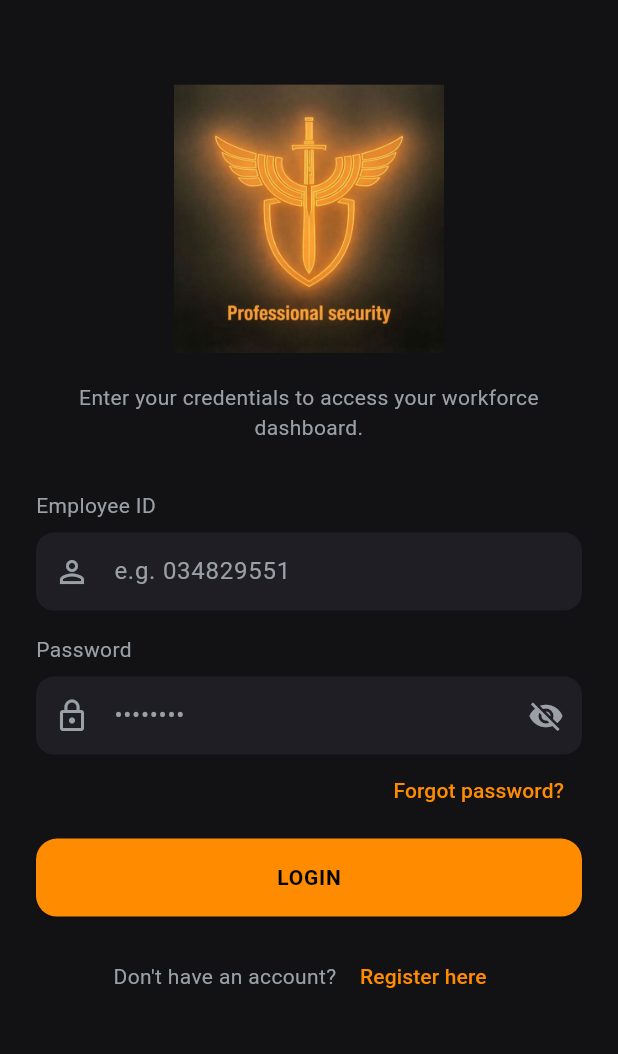
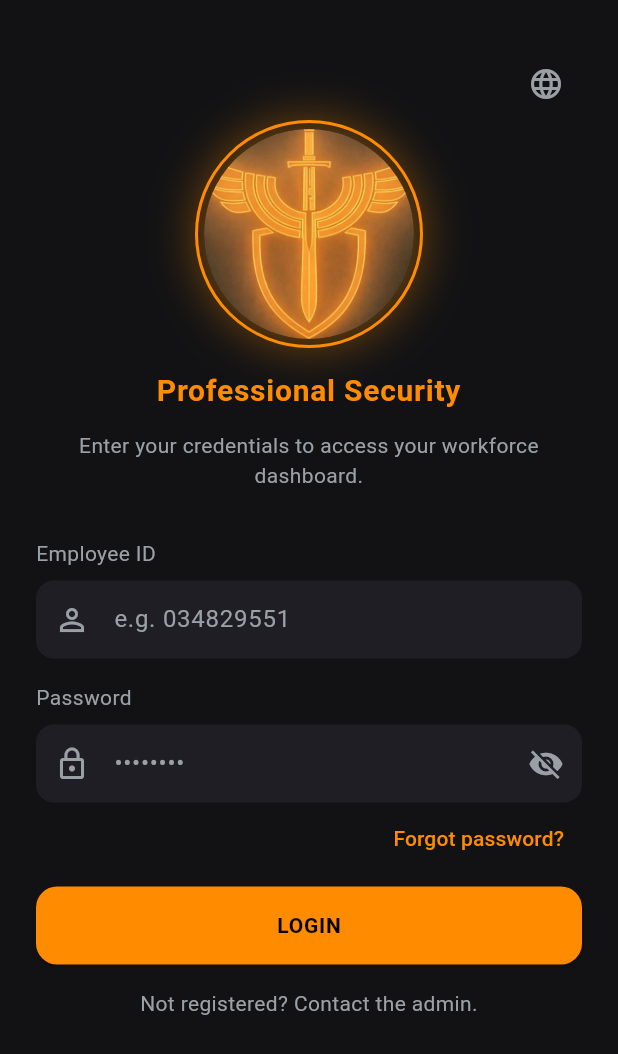
Before and after one commit to talaamm/Professional-security, a Flutter app: the screen it shows after launch, on a phone screen of 412 x 824 dp. Shown: the top 1054 px of the screen. Run offline on Flutter 3.47's test engine with Material 3 defaults, Android fonts, the phone set to English and light mode, and no system bars; our stand-ins replace geolocator, pdf, printing, shared_preferences, supabase_flutter; accounts and stored records are empty; statements that could not run were skipped.

Commit message:
removed register and gave admins the ability to add employees

```diff
--- a/professional_security_app/assets/lang/en.json
+++ b/professional_security_app/assets/lang/en.json
@@ -34,25 +34,14 @@
   "login_password_label": "Password",
   "login_forgot_password": "Forgot password?",
   "login_button": "LOGIN",
-  "login_no_account": "Don't have an account? ",
-  "login_register_here": "Register here",
+  "login_not_registered": "Not registered? Contact the admin.",
 
-  "register_title": "Employee Registration",
-  "register_heading": "Secure Registration",
-  "register_subtitle": "Register your employee account to access the workforce system.",
-  "register_warning": "Ensure all data is accurate. Contact an administrator if you need to correct your name or Employee ID later.",
   "register_first_name": "First Name",
   "register_last_name": "Last Name",
   "register_required": "Required",
   "register_employee_id_label": "Employee ID Number",
   "register_employee_id_hint": "e.g. 034829551",
-  "register_password_label": "Password",
-  "register_confirm_password_label": "Confirm Password",
   "register_confirm_password_required": "Please confirm your password",
-  "register_button": "Register Account",
-  "register_have_account": "Already have an account? ",
-  "register_login_here": "Login here",
-  "register_success_snackbar": "Account created. Please log in.",
 
   "forgot_password_title": "Account Recovery",
   "forgot_password_heading": "Reset Password",
@@ -169,6 +158,7 @@
   "unverified_reason_end": "End location did not match the start workplace",
 
   "admin_employees_title": "Employees",
+  "admin_employees_register_button": "Register New Employee",
   "admin_employees_search_hint": "Search by name or employee ID",
   "admin_employees_search_prompt": "Search for an employee to see their details.",
   "admin_employees_no_matches": "No matching employees.",
@@ -184,6 +174,13 @@
   "admin_employees_administrators_section": "Administrators",
   "admin_employees_no_admins": "No administrator accounts.",
   "admin_employees_could_not_load_admins": "Could not load administrators.",
+
+  "admin_register_employee_title": "Register New Employee",
+  "admin_register_employee_heading": "New Employee",
+  "admin_register_employee_subtitle": "Create an account for a new employee.",
+  "admin_register_employee_note": "A default password of 123456 will be set. The employee can change it after logging in.",
+  "admin_register_employee_button": "Register Employee",
+  "admin_register_employee_success": "Employee registered. Default password: 123456",
 
   "admin_detail_activate": "ACTIVATE ACCOUNT",
   "admin_detail_deactivate": "DEACTIVATE ACCOUNT",
--- a/professional_security_app/assets/lang/he.json
+++ b/professional_security_app/assets/lang/he.json
@@ -34,24 +34,14 @@
   "login_password_label": "סיסמה",
   "login_forgot_password": "שכחת סיסמה?",
   "login_button": "התחברות",
-  "login_no_account": "אין לך חשבון? ",
-  "login_register_here": "הירשם כאן",
+  "login_not_registered": "לא רשום? פנה למנהל המערכת.",
 
-  "register_title": "רישום עובד",
-  "register_heading": "רישום מאובטח",
-  "register_subtitle": "הרשם עם חשבון העובד שלך כדי לגשת למערכת.",
-  "register_warning": "ודא שכל הפרטים מדויקים. פנה למנהל מערכת אם תצטרך לתקן את שמך או מספר העובד שלך בהמשך.",
   "register_first_name": "שם פרטי",
   "register_last_name": "שם משפחה",
   "register_required": "שדה חובה",
   "register_employee_id_label": "מספר עובד",
   "register_employee_id_hint": "לדוגמה: 034829551",
-  "register_password_label": "סיסמה",
-  "register_confirm_password_label": "אימות סיסמה",
   "register_confirm_password_required": "יש לאמת את הסיסמה",
-  "register_button": "רישום חשבון",
-  "register_have_account": "כבר יש לך חשבון? ",
-  "register_login_here": "התחבר כאן",
   "register_success_snackbar": "החשבון נוצר. אנא התחבר.",
 
   "forgot_password_title": "שחזור חשבון",
@@ -169,6 +159,7 @@
   "unverified_reason_end": "מיקום הסיום אינו תואם למקום העבודה שבו החלה המשמרת",
 
   "admin_employees_title": "עובדים",
+  "admin_employees_register_button": "רישום עובד חדש",
   "admin_employees_search_hint": "חפש לפי שם או מספר עובד",
   "admin_employees_search_prompt": "חפש עובד כדי לראות את פרטיו.",
   "admin_employees_no_matches": "לא נמצאו עובדים מתאימים.",
@@ -184,6 +175,13 @@
   "admin_employees_administrators_section": "מנהלי מערכת",
   "admin_employees_no_admins": "אין חשבונות מנהלים.",
   "admin_employees_could_not_load_admins": "לא ניתן היה לטעון את המנהלים.",
+
+  "admin_register_employee_title": "רישום עובד חדש",
+  "admin_register_employee_heading": "עובד חדש",
+  "admin_register_employee_subtitle": "יצירת חשבון לעובד חדש.",
+  "admin_register_employee_note": "תוגדר סיסמת ברירת מחדל 123456. העובד יוכל לשנות אותה לאחר ההתחברות.",
+  "admin_register_employee_button": "רישום עובד",
+  "admin_register_employee_success": "העובד נרשם. סיסמת ברירת המחדל: 123456",
 
   "admin_detail_activate": "הפעלת חשבון",
   "admin_detail_deactivate": "השבתת חשבון",
--- a/professional_security_app/lib/main.dart
+++ b/professional_security_app/lib/main.dart
@@ -37,7 +37,10 @@ class MyApp extends StatelessWidget {
             textDirection: language.isRtl ? TextDirection.rtl : TextDirection.ltr,
             child: child!,
           ),
-          home: const AuthGate(),
+          // Not const: AuthGate must rebuild (along with every screen below
+          // it) when the language changes, or translated text stays frozen
+          // even though Directionality above still flips instantly.
+          home: AuthGate(),
         );
       },
     );
--- a/professional_security_app/lib/screens/login_screen.dart
+++ b/professional_security_app/lib/screens/login_screen.dart
@@ -5,8 +5,8 @@ import '../config/theme.dart';
 import '../services/app_strings.dart';
 import '../services/auth_service.dart';
 import '../widgets/error_banner.dart';
+import '../widgets/language_picker.dart';
 import 'forgot_password_screen.dart';
-import 'register_screen.dart';
 
 class LoginScreen extends StatefulWidget {
   final String? errorMessage;
@@ -87,15 +87,60 @@ class _LoginScreenState extends State<LoginScreen> {
             child: Column(
               crossAxisAlignment: CrossAxisAlignment.stretch,
               children: [
-                const SizedBox(height: 24),
+                Row(
+                  mainAxisAlignment: MainAxisAlignment.end,
+                  children: [
+                    IconButton(
+                      icon: const Icon(Icons.language, color: AppColors.textSecondary),
+                      tooltip: AppStrings.t('language_picker_title'),
+                      onPressed: () => pickLanguage(context: context),
+                    ),
+                  ],
+                ),
                 Center(
-                  child: Image.asset(
-                    'assets/images/logo.png',
-                    width: 180,
-                    semanticLabel: 'Professional Security',
+                  child: Container(
+                    width: 152,
+                    height: 152,
+                    padding: const EdgeInsets.all(4),
+                    decoration: BoxDecoration(
+                      shape: BoxShape.circle,
+                      border: Border.all(color: AppColors.primary, width: 2),
+                      boxShadow: [
+                        BoxShadow(
+                          color: AppColors.primary.withValues(alpha: 0.35),
+                          blurRadius: 24,
+                          spreadRadius: 2,
+                        ),
+                      ],
+                    ),
+                    child: ClipOval(
+                      child: Container(
+                        color: AppColors.background,
+                        child: Transform.scale(
+                          scale: 1.6,
+                          alignment: const Alignment(0, -0.3),
+                          child: Image.asset(
+                            'assets/images/logo.png',
+                            fit: BoxFit.cover,
+                            semanticLabel: 'Professional Security',
+                          ),
+                        ),
+                      ),
+                    ),
                   ),
                 ),
-                const SizedBox(height: 20),
+                const SizedBox(height: 14),
+                const Text(
+                  'Professional Security',
+                  textAlign: TextAlign.center,
+                  style: TextStyle(
+                    color: AppColors.primary,
+                    fontSize: 20,
+                    fontWeight: FontWeight.bold,
+                    letterSpacing: 0.5,
+                  ),
+                ),
+                const SizedBox(height: 12),
                 Text(
                   AppStrings.t('login_subtitle'),
                   textAlign: TextAlign.center,
@@ -181,22 +226,12 @@ class _LoginScreenState extends State<LoginScreen> {
                       : Text(AppStrings.t('login_button')),
                 ),
                 const SizedBox(height: 16),
-                Row(
-                  mainAxisAlignment: MainAxisAlignment.center,
-                  children: [
-                    Text(
-                      AppStrings.t('login_no_account'),
-                      style: const TextStyle(color: AppColors.textSecondary),
-                    ),
-                    TextButton(
-                      onPressed: _isSubmitting
-                          ? null
-                          : () => Navigator.of(context).push(
-                                MaterialPageRoute(builder: (_) => const RegisterScreen()),
-                              ),
-                      child: Text(AppStrings.t('login_register_here')),
-                    ),
-                  ],
+                Center(
+                  child: Text(
+                    AppStrings.t('login_not_registered'),
+                    textAlign: TextAlign.center,
+                    style: const TextStyle(color: AppColors.textSecondary),
+                  ),
                 ),
               ],
             ),
```
Also changed, not shown: implemented-features.txt (+57 -0 lines), professional_security_app/assets/lang/ar.json (+9 -11 lines), professional_security_app/lib/screens/admin_employees_screen.dart (+16 -0 lines), professional_security_app/lib/screens/admin_register_employee_screen.dart (renamed from professional_security_app/lib/screens/register_screen.dart, +26 -98 lines), professional_security_app/lib/services/admin_service.dart (+18 -0 lines), professional_security_app/lib/services/auth_service.dart (+0 -35 lines), 1 other file.
